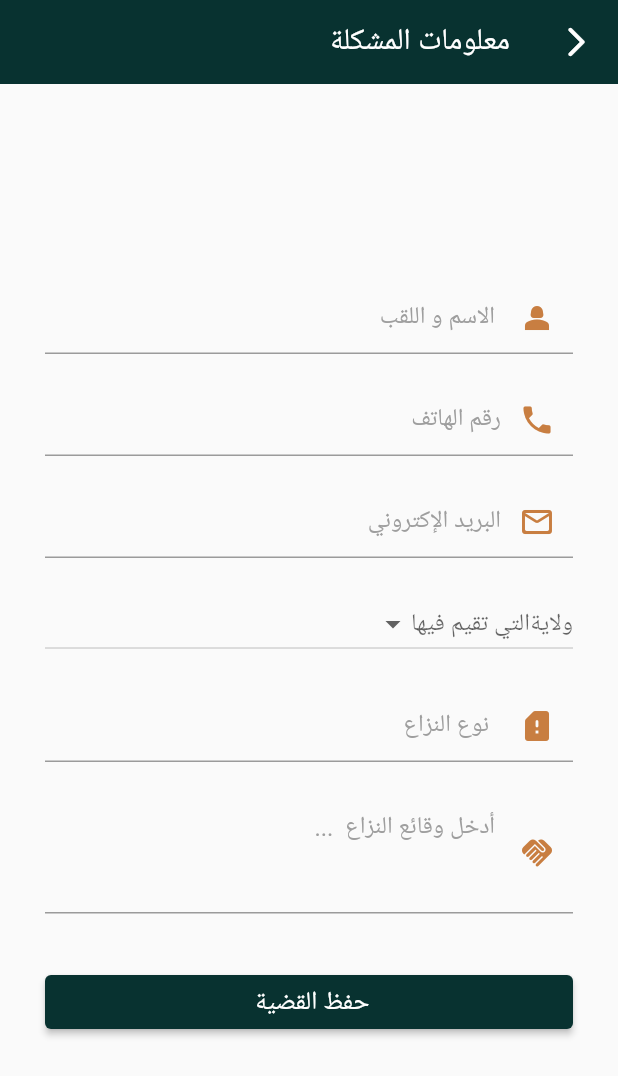
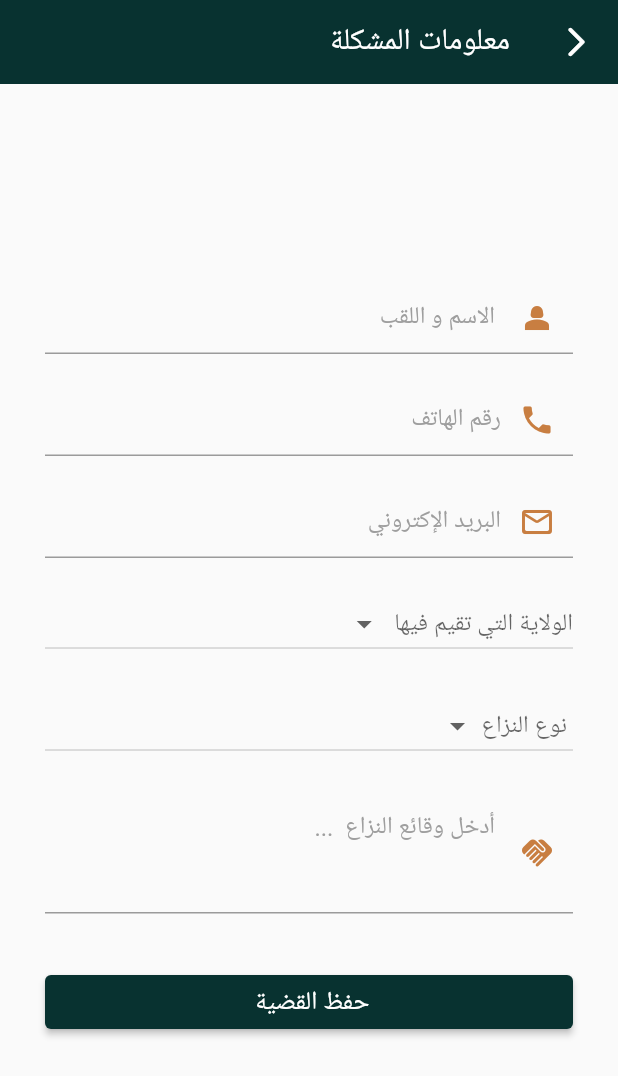
Before and after one commit to yacine37th/Njiblk_Haqek_client_side-, a Flutter app: the IssuesForm screen opened by its route, on a phone screen of 412 x 824 dp. Shown: the top 1076 px of the screen. Run offline on Flutter 3.47's test engine with Material 2 defaults, Android fonts, the phone set to English and light mode, and no system bars; our stand-ins replace cloud_firestore, file_picker, firebase_auth, firebase_core, firebase_storage, get; accounts and stored records are empty; Roboto replaces fonts that are missing (Cairo); statements that could not run were skipped.

Commit message:
updates done

```diff
--- a/lib/main.dart
+++ b/lib/main.dart
@@ -25,6 +25,7 @@ import 'package:cloud_firestore/cloud_firestore.dart';
 // ignore: depend_on_referenced_packages
 import 'package:firebase_core/firebase_core.dart';
 import 'package:flutter_localizations/flutter_localizations.dart';
+
 
 Future<void> main() async {
   WidgetsFlutterBinding.ensureInitialized();
--- a/lib/screens/client/IssuesForm.dart
+++ b/lib/screens/client/IssuesForm.dart
@@ -15,10 +15,10 @@ class _IssuesFormState extends State<IssuesForm> {
   late AnimationController _controller;
   final _formKey = GlobalKey<FormState>();
   final issueContent = TextEditingController();
-  final username= TextEditingController();
-  final phone= TextEditingController();
-  final email= TextEditingController();
-  final issue= TextEditingController();
+  final username = TextEditingController();
+  final phone = TextEditingController();
+  final email = TextEditingController();
+  final issue = TextEditingController();
 
   //
   var currentUser;
@@ -72,33 +72,31 @@ class _IssuesFormState extends State<IssuesForm> {
       var doc = await FirebaseFirestore.instance
           .collection("users")
           .doc(currentUser!.uid);
-          var dcoissue = await FirebaseFirestore.instance
-          .collection("adminissue")
-          .doc();
+      var dcoissue =
+          await FirebaseFirestore.instance.collection("adminissue").doc();
       doc.update({
         "issueAdminID": FieldValue.arrayUnion([dcoissue.id]),
       });
       dcoissue.set({
-        "issueID" : dcoissue.id,
+        "issueID": dcoissue.id,
         "userEmail": email.text,
         "userName": username.text,
         "userWilaya": _selectedLocation,
         "userPhoneNumber": phone.text,
-        "userID":doc.id,
-        "issueType" : issue.text ,
-        "issueContent" :issueContent.text,
+        "userID": doc.id,
+        "issueType":_selectedLocation2,
+        "issueContent": issueContent.text,
       });
       print("dedededed/////////////////2");
 
       Get.back();
-      ScaffoldMessenger.of(context).showSnackBar(
-          SnackBar(content: const Text("تم حفظ قضيتك بنجاح إنتظر رد المحامي ")));
+      ScaffoldMessenger.of(context).showSnackBar(SnackBar(
+          content: const Text("تم حفظ قضيتك بنجاح إنتظر رد المحامي ")));
       Get.back();
     } catch (e) {
       print(e);
     }
   }
-
 
   List<String> _locations = [
     'أدرار',
@@ -148,8 +146,22 @@ class _IssuesFormState extends State<IssuesForm> {
     "عين تيموشنت",
     "غرداية",
     "غليزان"
-  ]; // Option 2
+  ];
   var _selectedLocation;
+
+
+List<String> _locations2 = [
+    'مدني',
+    'أسري',
+    "الأغواط",
+    "تجاري ",
+    "عقاري",
+    "إجتماعي",
+    "بحري",
+    "جنائي",
+    "إداري",
+  ];
+  var _selectedLocation2;
 
   @override
   Widget build(BuildContext context) {
@@ -162,9 +174,7 @@ class _IssuesFormState extends State<IssuesForm> {
             onPressed: () {
               navigator!.pop();
             },
-            icon:
-            Icon(Icons.arrow_back_ios_rounded)
-            ),
+            icon: Icon(Icons.arrow_back_ios_rounded)),
       ),
       body: Center(
         child: SingleChildScrollView(
@@ -229,6 +239,7 @@ class _IssuesFormState extends State<IssuesForm> {
                             return null;
                           },
                           controller: phone,
+                          keyboardType: TextInputType.number,
                           decoration: InputDecoration(
                             focusedBorder: OutlineInputBorder(
                                 borderSide: const BorderSide(
@@ -290,7 +301,7 @@ class _IssuesFormState extends State<IssuesForm> {
                         padding: const EdgeInsets.symmetric(
                             vertical: 10, horizontal: 30),
                         child: DropdownButton(
-                            hint: Text("ولايةالتي تقيم فيها"),
+                          hint: Text("الولاية التي تقيم فيها  "),
                           // Text("ولاية ال\\"), // Not necessary for Option 1
                           value: _selectedLocation,
 
@@ -311,39 +322,65 @@ class _IssuesFormState extends State<IssuesForm> {
                         ),
                       ),
 
+
 Padding(
                         padding: const EdgeInsets.symmetric(
                             vertical: 10, horizontal: 30),
-                          child: TextFormField(
-                            // The validator receives the text that the user has entered.
-                            // validator: (val) {
-                            //   if (val!.isEmpty) {
-                            //     return "من فضلك املأ المعلومات";
-                            //   } else if (val.length < 2) {
-                            //     return "يجب ان يكون أكثر من حرفين";
-                            //   }
-                            //   return null;
-                            // },
-                            controller: issue,
-                            decoration: InputDecoration(
-                              focusedBorder: OutlineInputBorder(
-                                  borderSide: const BorderSide(
-                                      color: goldenColor, width: 1.0),
-                                  borderRadius:
-                                      BorderRadius.all(Radius.circular(15))
+                        child: DropdownButton(
+                          hint: Text(" نوع النزاع "),
+                          // Text("ولاية ال\\"), // Not necessary for Option 1
+                          value: _selectedLocation2,
 
-                                  // borderRadius: BorderRadius.circular(25.0),
-                                  ),
-                              prefixIconColor: goldenColor,
-                              hintStyle: TextStyle(
-                                  fontFamily: 'Cairo', color: Colors.grey),
-                              // border: OutlineInputBorder(),
-                              hintText: "  نوع النزاع",
-                              // labelText: "Entrer votre nom d'utilisateur",
-                              prefixIcon: Icon(Icons.sd_card_alert_rounded),
+                          onChanged: (newValue) {
+                            setState(() {
+                              _selectedLocation2 = newValue;
+                            });
+                          },
+                          //  validator: (value) =>
+                          //       value == null ? 'Select the Category of the book' : null,
+
+                          items: _locations2.map((location) {
+                            return DropdownMenuItem(
+                              child: new Text(location),
+                              value: location,
+                            );
+                          }).toList(),
                         ),
                       ),
-                        ),
+
+                      // Padding(
+                      //   padding: const EdgeInsets.symmetric(
+                      //       vertical: 10, horizontal: 30),
+                      //   child: TextFormField(
+                      //     // The validator receives the text that the user has entered.
+                      //     // validator: (val) {
+                      //     //   if (val!.isEmpty) {
+                      //     //     return "من فضلك املأ المعلومات";
+                      //     //   } else if (val.length < 2) {
+                      //     //     return "يجب ان يكون أكثر من حرفين";
+                      //     //   }
+                      //     //   return null;
+                      //     // },
+                      //     controller: issue,
+                      //     decoration: InputDecoration(
+                      //       focusedBorder: OutlineInputBorder(
+                      //           borderSide: const BorderSide(
+                      //               color: goldenColor, width: 1.0),
+                      //           borderRadius:
+                      //               BorderRadius.all(Radius.circular(15))
+
+                      //           // borderRadius: BorderRadius.circular(25.0),
+                      //           ),
+                      //       prefixIconColor: goldenColor,
+                      //       hintStyle: TextStyle(
+                      //           fontFamily: 'Cairo', color: Colors.grey),
+                      //       // border: OutlineInputBorder(),
+                      //       hintText: "  نوع النزاع",
+                      //       // labelText: "Entrer votre nom d'utilisateur",
+                      //       prefixIcon: Icon(Icons.sd_card_alert_rounded),
+                      //     ),
+                      //   ),
+                      // ),
 
                       Padding(
                         padding: const EdgeInsets.symmetric(
@@ -374,7 +411,7 @@ class _IssuesFormState extends State<IssuesForm> {
                             hintStyle: TextStyle(
                                 fontFamily: 'Cairo', color: Colors.grey),
                             hintText: " أدخل وقائع النزاع  ...  ",
-                            prefixIcon:Icon(Icons.handshake)
+                            prefixIcon: Icon(Icons.handshake)
                             //  SizedBox(
                             //   height: 5,
                             //   width: 5,
@@ -402,7 +439,7 @@ class _IssuesFormState extends State<IssuesForm> {
                                 MaterialStateProperty.all(greenColor),
                           ),
                           onPressed: () {
-                            if (_formKey.currentState!.validate()) {
+                            if (_formKey.currentState!.validate() ) {
                               submit();
                               // signInA;User();
                               //          Navigator.pushAndRemoveUntil(
@@ -426,7 +463,6 @@ class _IssuesFormState extends State<IssuesForm> {
                       //
                       //wa9ai3 niza3 (3ard moufasel lel niza3
                       // kayfiyet tawasol m3ana woula m3a mouhami
-
                     ],
                   ),
                 ),
--- a/lib/screens/home/Personsdetails.dart
+++ b/lib/screens/home/Personsdetails.dart
@@ -91,7 +91,8 @@ class _PersonDetailsState extends State<PersonDetails> {
                         // launchPhoneDialer(data["userPhoneNumber"]);
 
                         // UrlLauncher.launch('mailto:${p.email}'),
-                        launchPhoneDialer("${Get.arguments["userPhoneNumber"]}");
+                        launchPhoneDialer(
+                            "${Get.arguments["userPhoneNumber"]}");
                       },
                       child: Text(
                           " رقم هاتف الشخص : ${data["userPhoneNumber"]} ",
```
Also changed, not shown: lib/Home.dart (+30 -10 lines), lib/screens/home/Avocat.dart (+2 -6 lines), lib/screens/home/AvocatHomeScreen.dart (+12 -4 lines). Lines whose indentation alone changed are shown as unchanged.
